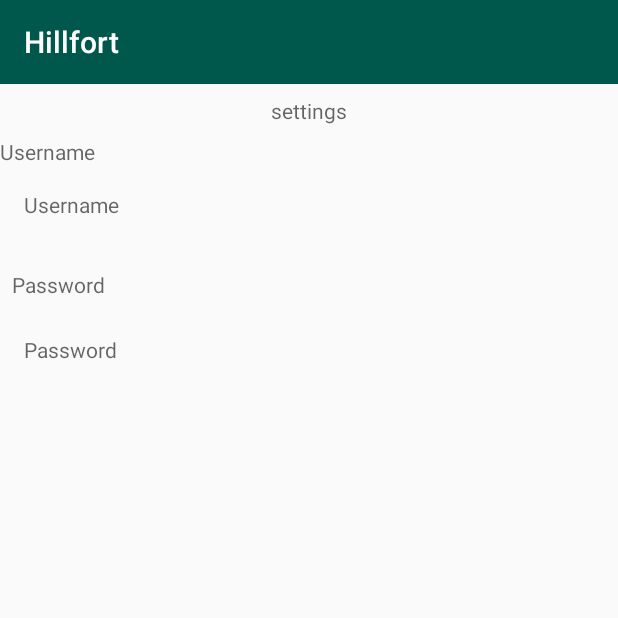
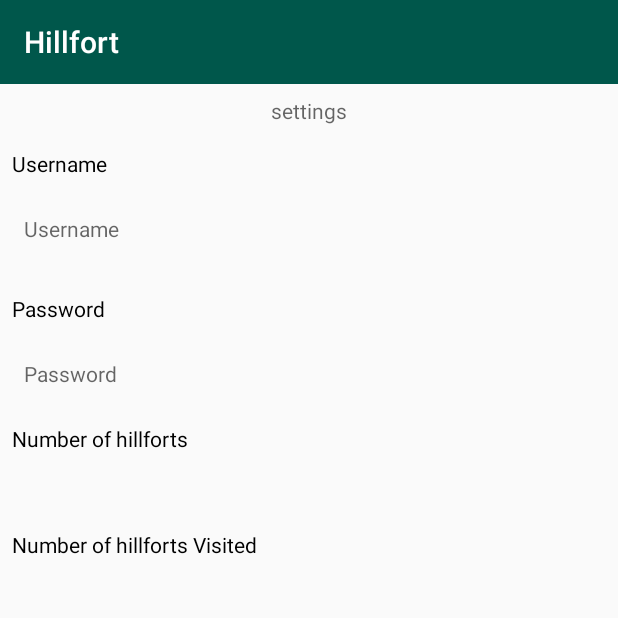
Before and after one commit to AndrewMinogue/Hillfort, an Android app: the SettingsActivity screen opened directly, with no data from a screen before it, on a phone screen of 412 x 824 dp, the top half of it. Run offline under Robolectric (Android 15) with nearby library versions, the phone set to English and light mode, and no system bars; 1 statement that could not run was skipped.

Commit message:
Added in Additional notes field into hillfort. Changed Adapter to have visited checkbox on it Changed the layout of HillfortList/HillfortActivity

```diff
--- a/app/src/main/java/assignment.hillfort.models/HillfortJSONStore.kt
+++ b/app/src/main/java/assignment.hillfort.models/HillfortJSONStore.kt
@@ -49,6 +49,7 @@ class HillfortJSONStore : HillfortStore, AnkoLogger {
             foundHillfort.image2 = hillfort.image2
             foundHillfort.image3 = hillfort.image3
             foundHillfort.visited = hillfort.visited
+            foundHillfort.notes = hillfort.notes
             foundHillfort.lat = hillfort.lat
             foundHillfort.lng = hillfort.lng
             foundHillfort.zoom = hillfort.zoom
--- a/app/src/main/java/assignment.hillfort.models/HillfortMemStore.kt
+++ b/app/src/main/java/assignment.hillfort.models/HillfortMemStore.kt
@@ -36,6 +36,7 @@ class HillfortMemStore : HillfortStore, AnkoLogger {
             foundHillfort.image3 = hillfort.image3
             foundHillfort.lat = hillfort.lat
             foundHillfort.visited = hillfort.visited
+            foundHillfort.notes = hillfort.notes
             foundHillfort.lng = hillfort.lng
             foundHillfort.zoom = hillfort.zoom
             logAll()
--- a/app/src/main/java/assignment.hillfort.models/HillfortModel.kt
+++ b/app/src/main/java/assignment.hillfort.models/HillfortModel.kt
@@ -10,6 +10,7 @@ data class HillfortModel(var id: Long = 0,
                          var image2: String = "",
                          var image3: String = "",
                          var title: String = "",
+                         var notes: String = "",
                          var description: String = "",
                          var lat : Double = 0.0,
                          var lng: Double = 0.0,
--- a/app/src/main/java/assignment/hillfort/activities/SettingsActivity.kt
+++ b/app/src/main/java/assignment/hillfort/activities/SettingsActivity.kt
@@ -33,6 +33,36 @@ class SettingsActivity : AppCompatActivity(), AnkoLogger {
                 etLogin_username1.setText(x.username)
                 etLogin_password1.setText(x.password)
             }
+
+
+
+
+        //stats for total number of hillforts
+        var hillfortNumber: Long = 0
+        var allHillforts= app.hillforts.findAll()
+
+        for(x in allHillforts)
+            if(x.title.isNotEmpty()) {
+                hillfortNumber++
+                var hillfortNumber12= hillfortNumber.toString()
+                hillfortCount1.setText(hillfortNumber12)
+            }
+
+        //stats for total number of hillforts visited
+        var visitedNumber: Long = 0
+
+        for(x in allHillforts)
+        if(x.visited == true){
+            visitedNumber++
+            var hillfortNumberVisited= visitedNumber.toString()
+            visitedCount1.setText(hillfortNumberVisited)
+
+        }
+
+
+
+
+
     }
 
 
--- a/app/src/main/res/layout/settings.xml
+++ b/app/src/main/res/layout/settings.xml
@@ -56,8 +56,9 @@
                     android:id="@+id/email"
                     android:layout_width="wrap_content"
                     android:layout_height="wrap_content"
-                    android:hint="@string/login_username"
+                    android:text="@string/login_username"
                     android:textColor="@color/black"
+                    android:padding="8dp"
                     android:textSize="14sp" />
 
                 <TextView
@@ -78,7 +79,7 @@
                     android:id="@+id/password"
                     android:layout_width="wrap_content"
                     android:layout_height="wrap_content"
-                    android:hint="@string/login_password"
+                    android:text="@string/login_password"
                     android:padding="8dp"
                     android:textColor="@color/black"
                     android:textSize="14sp" />
@@ -96,6 +97,49 @@
                     android:textColor="@color/colorPrimaryDark"
                     android:textSize="14sp" />
 
+
+
+                <TextView
+                    android:id="@+id/TVhillfortCount"
+                    android:layout_width="wrap_content"
+                    android:layout_height="wrap_content"
+                    android:padding="8dp"
+                    android:text="@string/hillfortNumber"
+                    android:textColor="@color/black"
+                    android:textSize="14sp" />
+
+
+                <TextView
+                    android:id="@+id/hillfortCount1"
+                    android:layout_width="wrap_content"
+                    android:layout_height="wrap_content"
+                    android:inputType="text"
+                    android:padding="8dp"
+                    android:textColor="@color/black"
+                    android:textSize="14sp" />
+
+
+
+                <TextView
+                    android:id="@+id/TVvisitedCount"
+                    android:layout_width="wrap_content"
+                    android:layout_height="wrap_content"
+                    android:padding="8dp"
+                    android:text="@string/hillfortNumberVisited"
+                    android:textColor="@color/black"
+                    android:textSize="14sp" />
+
+
+                <TextView
+                    android:id="@+id/visitedCount1"
+                    android:layout_width="wrap_content"
+                    android:layout_height="wrap_content"
+                    android:inputType="text"
+                    android:padding="8dp"
+                    android:textColor="@color/black"
+                    android:textSize="14sp" />
+
+
             </LinearLayout>
         </ScrollView>
     </RelativeLayout>
--- a/app/src/main/res/values/strings.xml
+++ b/app/src/main/res/values/strings.xml
@@ -10,6 +10,7 @@
     <string name="select_hillfort_image">Select hillfort image</string>
     <string name="hint_hillfortTitle">Hillfort Title</string>
     <string name="hint_hillfortDescription">Description </string>
+    <string name="hint_hillfortNotes">Additonal Notes</string>
     <string name="enter_hillfort_title"> Please enter a Hillfort Title </string>
     <string name="change_hillfort_image">Change hillfort image</string>
     <string name="save_hillfort"> Save Hillfort</string>
@@ -19,6 +20,9 @@
     <string name="addImage"> Click the buttons to add images </string>
 
 
+
+    <string name="hillfortNumberVisited">Number of hillforts Visited</string>
+    <string name="hillfortNumber">Number of hillforts</string>
     <string name="login_unsuccessful1">Please enter a username or password</string>
     <string name="login_unsuccessful">login unsuccessful</string>
     <string name="register_successful">Registration successful</string>
@@ -29,4 +33,7 @@
     <string name="button_register"> Register </string>
     <string name="enter_register_detail"> Please fill out both fields</string>
     <string name="menu_mapup"> UP </string>
+    <string name="latString"> Latitude: </string>
+    <string name="longString"> Longitude: </string>
+    <string name="visitedString"> Visited </string>
 </resources>
```
Also changed, not shown: app/src/main/java/assignment/hillfort/activities/HillfortActivity.kt (+31 -10 lines), app/src/main/java/assignment/hillfort/activities/HillfortAdapter.kt (+10 -1 lines), app/src/main/res/layout/activity_hillfort.xml (+26 -12 lines), app/src/main/res/layout/card_placemark.xml (+33 -3 lines), app/src/main/res/menu/menu_hillfort.xml (+6 -2 lines).
